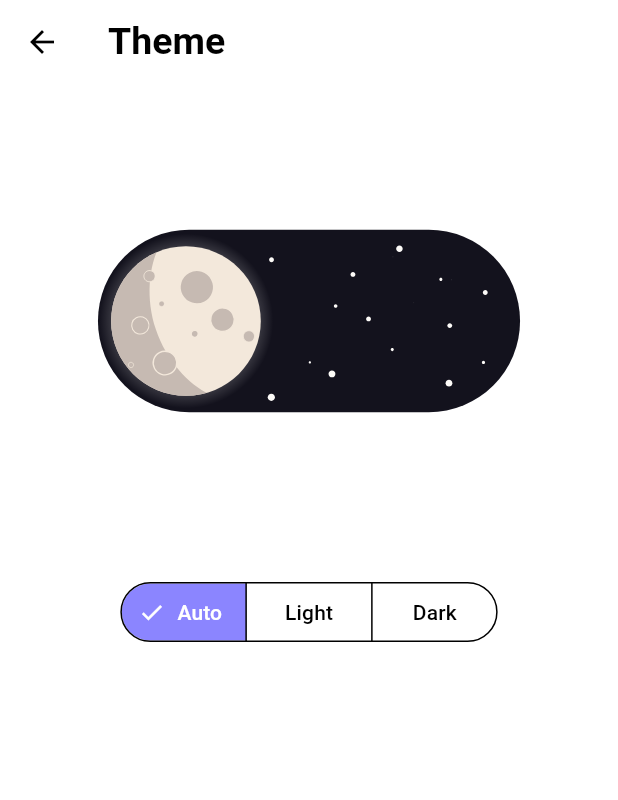
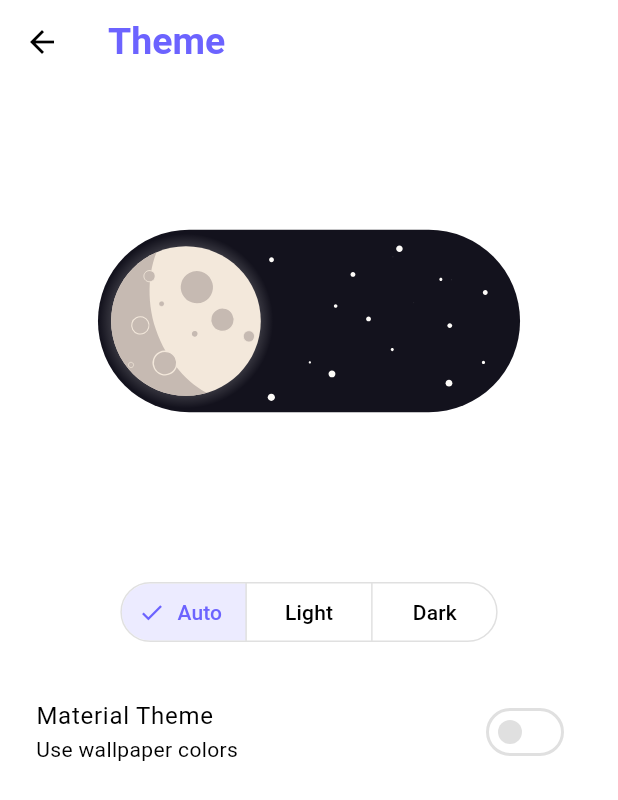
Before and after one commit to VIVIDRON/ace_broadcast, a Flutter app: the HomeScreen screen opened directly, item 3 of the bottom bar chosen, after a tap on "Theme", on a phone screen of 412 x 824 dp. Shown: the top 800 px of the screen. Run offline on Flutter 3.47's test engine with Material 3 defaults, Android fonts, the light colour scheme and no system bars; drawn by our look-alikes of dynamic_color; our stand-ins replace firebase_auth, firebase_core, flutter_svg, fluttertoast, google_nav_bar, google_sign_in and 1 more; accounts and stored records are empty; network calls fail.

Commit message:
theme: Add Material You Theme

```diff
--- a/lib/main.dart
+++ b/lib/main.dart
@@ -1,8 +1,9 @@
+import 'package:dynamic_color/dynamic_color.dart';
 import 'package:firebase_core/firebase_core.dart';
 import 'package:flutter/material.dart';
+import 'dart:io' show Platform;
 import 'package:post_ace/utils/theme.dart';
 import 'screens/selection_screen.dart';
-import './firebase_option.dart';
 import 'package:provider/provider.dart';
 import 'utils/theme_provider.dart';
 
@@ -22,13 +23,41 @@ class MyApp extends StatelessWidget {
 
   @override
   Widget build(BuildContext context) {
-    return MaterialApp(
-      title: 'College Updates',
-      debugShowCheckedModeBanner: false,
-      themeMode: context.watch<ThemeProvider>().themeMode,
-      theme: lightMode,
-      darkTheme: darkMode,
-      home: const SelectionScreen(),
+    return DynamicColorBuilder(
+      builder: (ColorScheme? lightDynamic, ColorScheme? darkDynamic) {
+        final themeProvider = context.watch<ThemeProvider>();
+        final useDynamicColor =
+            Platform.isAndroid && themeProvider.useDynamicColor;
+
+        // Modify dynamic light scheme if available
+        ColorScheme lightScheme = useDynamicColor && lightDynamic != null
+            ? lightDynamic.harmonized().copyWith(
+                  // Override specific colors in dynamic scheme
+                  shadow: Colors.black.withValues(alpha: 0.1),
+                )
+            : lightColorScheme;
+
+        ColorScheme darkScheme = useDynamicColor && darkDynamic != null
+            ? darkDynamic.harmonized()
+            : darkColorScheme;
+
+        return MaterialApp(
+          title: 'College Updates',
+          debugShowCheckedModeBanner: false,
+          themeMode: themeProvider.themeMode,
+          theme: ThemeData(
+            useMaterial3: true,
+            colorScheme: lightScheme,
+            // Add other theme properties
+          ),
+          darkTheme: ThemeData(
+            useMaterial3: true,
+            colorScheme: darkScheme,
+            // Add other theme properties
+          ),
+          home: const SelectionScreen(),
+        );
+      },
     );
   }
 }
--- a/lib/screens/home_screen.dart
+++ b/lib/screens/home_screen.dart
@@ -118,8 +118,13 @@ class _HomeScreenState extends State<HomeScreen> {
                   fontSize: _titleSize,
                   fontWeight: FontWeight.bold,
                 ),
-                child:
-                   Text('Home', style: TextStyle(color: theme.colorScheme.inversePrimary)),
+                child: Text(
+                  'Home',
+                  style: TextStyle(
+                    color: theme.colorScheme.primary,
+                    fontWeight: FontWeight.w700,
+                  ),
+                ),
               ),
             ),
             body: Column(
@@ -132,13 +137,16 @@ class _HomeScreenState extends State<HomeScreen> {
                     child: Container(
                       decoration: BoxDecoration(
                         borderRadius: BorderRadius.circular(50),
-                        boxShadow: [
-                          BoxShadow(
-                            color: theme.colorScheme.shadow,
-                            blurRadius: 8,
-                            offset: const Offset(0, 2),
-                          ),
-                        ],
+                        boxShadow:
+                            Theme.of(context).brightness == Brightness.light
+                                ? [
+                                    BoxShadow(
+                                      color: theme.colorScheme.shadow,
+                                      blurRadius: 8,
+                                      offset: const Offset(0, 2),
+                                    ),
+                                  ]
+                                : null,
                       ),
                       child: TextField(
                         textAlignVertical: TextAlignVertical.center,
@@ -146,12 +154,14 @@ class _HomeScreenState extends State<HomeScreen> {
                         decoration: InputDecoration(
                           hintText: 'Search posts...',
                           hintStyle: TextStyle(
-                            color: theme.colorScheme.inversePrimary.withValues(alpha: 0.5),
+                            color: theme.colorScheme.inversePrimary
+                                .withValues(alpha: 0.8),
                             fontSize: 16,
                           ),
                           prefixIcon: Padding(
                             padding: const EdgeInsets.symmetric(horizontal: 16),
-                            child: Icon(Icons.search, color: theme.colorScheme.inversePrimary),
+                            child: Icon(Icons.search,
+                                color: theme.colorScheme.inversePrimary),
                           ),
                           prefixIconConstraints: const BoxConstraints(
                             minWidth: 48,
@@ -161,15 +171,21 @@ class _HomeScreenState extends State<HomeScreen> {
                           fillColor: theme.colorScheme.surfaceDim,
                           border: OutlineInputBorder(
                             borderRadius: BorderRadius.circular(50),
-                            borderSide: BorderSide(color: theme.colorScheme.inversePrimary.withValues(alpha: .2)),
+                            borderSide: BorderSide(
+                                color: theme.colorScheme.inversePrimary
+                                    .withValues(alpha: .2)),
                           ),
                           enabledBorder: OutlineInputBorder(
                             borderRadius: BorderRadius.circular(50),
-                            borderSide:  BorderSide(color: theme.colorScheme.inversePrimary.withValues(alpha: .2)),
+                            borderSide: BorderSide(
+                                color: theme.colorScheme.inversePrimary
+                                    .withValues(alpha: .4)),
                           ),
                           focusedBorder: OutlineInputBorder(
                             borderRadius: BorderRadius.circular(50),
-                            borderSide: BorderSide(color: theme.colorScheme.primary.withValues(alpha: .5)),
+                            borderSide: BorderSide(
+                                color: theme.colorScheme.primary
+                                    .withValues(alpha: .4)),
                           ),
                           isDense: false,
                           contentPadding: const EdgeInsets.symmetric(
@@ -276,6 +292,7 @@ class _HomeScreenState extends State<HomeScreen> {
   }
 
   void _showCreatePostDialog(BuildContext context) {
+    final theme = Theme.of(context);
     Future<void> postMessage() async {
       try {
         final response = await http.post(
@@ -352,8 +369,8 @@ class _HomeScreenState extends State<HomeScreen> {
             ElevatedButton(
               onPressed: postMessage,
               style: ElevatedButton.styleFrom(
-                backgroundColor: const Color(0xFF6C63FF),
-                foregroundColor: Colors.white,
+                backgroundColor: theme.colorScheme.primary,
+                foregroundColor: theme.colorScheme.inversePrimary,
                 padding: const EdgeInsets.symmetric(vertical: 16),
               ),
               child: const Text('Post'),
--- a/lib/screens/notification_screen.dart
+++ b/lib/screens/notification_screen.dart
@@ -39,7 +39,7 @@ class _NotificationScreenState extends State<NotificationScreen> {
             fontWeight: FontWeight.bold,
           ),
           child: Text('Notifications',
-              style: TextStyle(color: theme.colorScheme.inversePrimary)),
+              style: TextStyle(color: theme.colorScheme.primary)),
         ),
       ),
       // TODO: Implement StreamBuilder for real-time notifications
--- a/lib/screens/profile_page.dart
+++ b/lib/screens/profile_page.dart
@@ -38,7 +38,7 @@ class _ProfilePageState extends State<ProfilePage> {
               fontWeight: FontWeight.bold,
             ),
             child: Text('About You',
-                style: TextStyle(color: theme.colorScheme.inversePrimary)),
+                style: TextStyle(color: theme.colorScheme.primary,)),
           ),
         ),
         body: Padding(
--- a/lib/screens/selection_screen.dart
+++ b/lib/screens/selection_screen.dart
@@ -39,12 +39,14 @@ class _SelectionScreenState extends State<SelectionScreen> {
                 decoration: BoxDecoration(
                   color: theme.colorScheme.surfaceDim,
                   borderRadius: BorderRadius.circular(18.0),
-                  boxShadow: [
+                  boxShadow: Theme.of(context).brightness == Brightness.light
+                      ? [
                           BoxShadow(
                             blurRadius: 20,
                             color: theme.colorScheme.shadow,
                           )
-                  ],
+                        ]
+                      : null,
                 ),
                 child: Column(
                   mainAxisSize: MainAxisSize.min,
@@ -68,7 +70,9 @@ class _SelectionScreenState extends State<SelectionScreen> {
                           ),
                           SvgPicture.asset(
                             'assets/icons/right_arrow.svg',
-                            colorFilter: ColorFilter.mode(theme.colorScheme.inversePrimary, BlendMode.srcIn),
+                            colorFilter: ColorFilter.mode(
+                                theme.colorScheme.inversePrimary,
+                                BlendMode.srcIn),
                             height: 30,
                           ),
                         ]),
@@ -77,7 +81,9 @@ class _SelectionScreenState extends State<SelectionScreen> {
               ),
             ),
 
-            const SizedBox(height: 20,),
+            const SizedBox(
+              height: 20,
+            ),
 
             //Admin Login
             InkWell(
@@ -94,12 +100,14 @@ class _SelectionScreenState extends State<SelectionScreen> {
                 decoration: BoxDecoration(
                   color: theme.colorScheme.surfaceDim,
                   borderRadius: BorderRadius.circular(18.0),
-                  boxShadow: [
+                  boxShadow: Theme.of(context).brightness == Brightness.light
+                      ? [
                           BoxShadow(
                             blurRadius: 20,
                             color: theme.colorScheme.shadow,
                           )
-                  ],
+                        ]
+                      : null,
                 ),
                 child: Column(
                   mainAxisSize: MainAxisSize.min,
@@ -123,7 +131,9 @@ class _SelectionScreenState extends State<SelectionScreen> {
                           ),
                           SvgPicture.asset(
                             'assets/icons/right_arrow.svg',
-                            colorFilter: ColorFilter.mode(theme.colorScheme.inversePrimary, BlendMode.srcIn),
+                            colorFilter: ColorFilter.mode(
+                                theme.colorScheme.inversePrimary,
+                                BlendMode.srcIn),
                             height: 30,
                           ),
                         ]),
--- a/lib/screens/theme_selection.dart
+++ b/lib/screens/theme_selection.dart
@@ -2,6 +2,7 @@ import 'package:flutter/material.dart';
 import 'package:lottie/lottie.dart';
 import 'package:post_ace/utils/theme_provider.dart';
 import 'package:provider/provider.dart';
+import 'dart:io' show Platform;
 
 class ThemeSelection extends StatefulWidget {
   const ThemeSelection({super.key});
@@ -22,7 +23,7 @@ class _ThemeSelectionState extends State<ThemeSelection> {
       appBar: AppBar(
         title: Text('Theme',
             style: TextStyle(
-                color: theme.colorScheme.inversePrimary,
+                color: theme.colorScheme.primary,
                 fontWeight: FontWeight.bold,
                 fontSize: 25)),
       ),
@@ -55,6 +56,15 @@ class _ThemeSelectionState extends State<ThemeSelection> {
                 },
               ),
             ),
+            const SizedBox(height: 20),
+            if (Platform.isAndroid) ...[
+              SwitchListTile(
+                title: const Text('Material Theme'),
+                subtitle: const Text('Use wallpaper colors'),
+                value: themeProvider.useDynamicColor,
+                onChanged: (_) => themeProvider.toggleDynamicColor(),
+              ),
+            ],
           ],
         ),
       ),
--- a/lib/utils/theme.dart
+++ b/lib/utils/theme.dart
@@ -1,9 +1,6 @@
 import 'package:flutter/material.dart';
 
-ThemeData lightMode = ThemeData(
-  useMaterial3: true,
-  brightness: Brightness.light,
-  colorScheme: ColorScheme.light(
+final lightColorScheme = ColorScheme.light(
   primary: const Color(0xFF6C63FF),
   secondary: const Color(0xFF8B85FF),
   surface: Colors.white,
@@ -12,18 +9,17 @@ ThemeData lightMode = ThemeData(
   onSurface: Colors.black,
   surfaceTint: const Color(0xFF6C63FF).withValues(alpha: 0.1),
   shadow: Colors.black.withValues(alpha: 0.1),
-    inversePrimary: Colors.black,
-    surfaceDim:  const Color(0xFFF7F7F7),
-    surfaceContainer: Colors.white,
-  ),
+  inversePrimary: const Color(0xFF2B2930),
+  surfaceDim: const Color(0xFFF7F7F7),
+  surfaceContainer: const Color(0xFFF3F2FF),
+  secondaryContainer: const Color(0xFFECEBFF),
+  onSecondaryContainer: const Color(0xFF6C63FF),
+  outline: const Color(0xFFE0E0E0),
 );
 
-ThemeData darkMode = ThemeData(
-  useMaterial3: true,
-  brightness: Brightness.dark,
-  colorScheme: ColorScheme.dark(
-    primary: const Color(0xFF6C63FF),
-    secondary: const Color(0xFF8B85FF),
+final darkColorScheme = ColorScheme.dark(
+  primary: const Color(0xFF8B85FF),
+  secondary: const Color(0xFF6C63FF),
   surface: const Color(0xFF121212),
   onPrimary: Colors.white,
   onSecondary: Colors.white,
@@ -31,7 +27,9 @@ ThemeData darkMode = ThemeData(
   surfaceTint: const Color(0xFF6C63FF).withValues(alpha: 0.1),
   shadow: Colors.black.withValues(alpha: 0.3),
   inversePrimary: Colors.white,
-    surfaceDim: Colors.grey.shade900,
-    surfaceContainer: const Color.fromARGB(255, 48, 45, 45),
-  ),
+  surfaceDim: const Color(0xFF1C1B1F),
+  surfaceContainer: const Color(0xFF2D2C31),
+  secondaryContainer: const Color(0xFF3C3B3F),
+  onSecondaryContainer: Colors.white,
+  outline: const Color(0xFF444448),
 );
--- a/lib/utils/theme_provider.dart
+++ b/lib/utils/theme_provider.dart
@@ -1,12 +1,19 @@
 import 'package:flutter/material.dart';
 
-class ThemeProvider extends ChangeNotifier{
-  ThemeMode themeMode = ThemeMode.system;
+class ThemeProvider with ChangeNotifier {
+  bool _useDynamicColor = false;
+  ThemeMode _themeMode = ThemeMode.system;
 
-  ThemeMode get getThemeMode => themeMode;
+  bool get useDynamicColor => _useDynamicColor;
+  ThemeMode get themeMode => _themeMode;
 
-  void setThemeMode(ThemeMode mode){
-    themeMode = mode;
+  void toggleDynamicColor() {
+    _useDynamicColor = !_useDynamicColor;
+    notifyListeners();
+  }
+
+  void setThemeMode(ThemeMode mode) {
+    _themeMode = mode;
     notifyListeners();
   }
 }
--- a/lib/widgets/bottom_navbar.dart
+++ b/lib/widgets/bottom_navbar.dart
@@ -29,6 +29,7 @@ class _CustomBottomNavState extends State<CustomBottomNav> {
   @override
   Widget build(BuildContext context) {
     final theme = Theme.of(context);
+    final isLightMode = Theme.of(context).brightness == Brightness.light;
 
     return Padding(
       padding: const EdgeInsets.fromLTRB(15, 0, 15, 25),
@@ -37,28 +38,31 @@ class _CustomBottomNavState extends State<CustomBottomNav> {
         decoration: BoxDecoration(
           color: theme.colorScheme.surfaceContainer,
           borderRadius: BorderRadius.circular(20),
-          boxShadow: [
-            BoxShadow(
-              blurRadius: 20,
-              color: Theme.of(context).brightness == Brightness.light
-                  ? theme.colorScheme.shadow.withValues(alpha: .15)
-                  : Colors.transparent,
-            )
-          ],
+          boxShadow: isLightMode
+              ? [
+                  BoxShadow(
+                    blurRadius: 20,
+                    color: theme.colorScheme.shadow,
+                  )
+                ]
+              : null,
         ),
         child: Padding(
           padding: const EdgeInsets.symmetric(horizontal: 15, vertical: 8),
           child: GNav(
             mainAxisAlignment: MainAxisAlignment.spaceEvenly,
-            rippleColor: theme.colorScheme.primary.withAlpha(25),
-            hoverColor: theme.colorScheme.primary.withAlpha(15),
+            rippleColor: theme.colorScheme.primary.withValues(alpha: 0.1),
             gap: 8,
             activeColor: theme.colorScheme.primary,
             iconSize: 22,
             padding: const EdgeInsets.symmetric(horizontal: 15, vertical: 10),
             duration: const Duration(milliseconds: 400),
-            tabBackgroundColor: theme.colorScheme.surfaceTint,
-            color: theme.colorScheme.onSurface,
+            tabBackgroundColor: theme.colorScheme.secondaryContainer,
+            color: theme.colorScheme.onSurface.withValues(alpha: 0.8),
+            textStyle: TextStyle(
+              color: theme.colorScheme.primary,
+              fontWeight: FontWeight.w500,
+            ),
             haptic: true,
             tabs: [
               GButton(
@@ -66,7 +70,7 @@ class _CustomBottomNavState extends State<CustomBottomNav> {
                 text: 'Home',
                 leading: SvgPicture.asset(
                   'assets/icons/home.svg',
-                  height: 22,
+                  height: 27,
                   colorFilter: ColorFilter.mode(
                     widget.selectedIndex == 0
                         ? theme.colorScheme.primary
@@ -80,7 +84,7 @@ class _CustomBottomNavState extends State<CustomBottomNav> {
                 text: 'Notifications',
                 leading: SvgPicture.asset(
                   'assets/icons/bell.svg',
-                  height: 22,
+                  height: 24,
                   colorFilter: ColorFilter.mode(
                     widget.selectedIndex == 1
                         ? theme.colorScheme.primary
--- a/lib/widgets/post_widget.dart
+++ b/lib/widgets/post_widget.dart
@@ -62,7 +62,7 @@ class _PostWidgetState extends State<PostWidget> {
       elevation: 0,
       shape: RoundedRectangleBorder(
         borderRadius: BorderRadius.circular(15),
-        side: BorderSide(color: Colors.grey.shade300),
+        side: BorderSide(color: theme.colorScheme.outline, width: 0.5),
       ),
       child: Column(
         crossAxisAlignment: CrossAxisAlignment.start,
@@ -164,7 +164,8 @@ class _PostWidgetState extends State<PostWidget> {
                 ),
 
                 //Like Counter
-                Text(widget.likesCount.toString(), style: const TextStyle(color: Colors.grey)),
+                Text(widget.likesCount.toString(),
+                    style: const TextStyle(color: Colors.grey)),
 
                 const SizedBox(
                   width: 8,
--- a/pubspec.yaml
+++ b/pubspec.yaml
@@ -30,6 +30,7 @@ environment:
 dependencies:
   cloud_firestore: ^5.6.0
   cupertino_icons: ^1.0.8
+  dynamic_color: ^1.7.0
   firebase_auth: ^5.3.4
   firebase_core: ^3.9.0
   flutter:
```
Also changed, not shown: assets/icons/bell.svg, 1 other file. Lines whose indentation alone changed are shown as unchanged.
